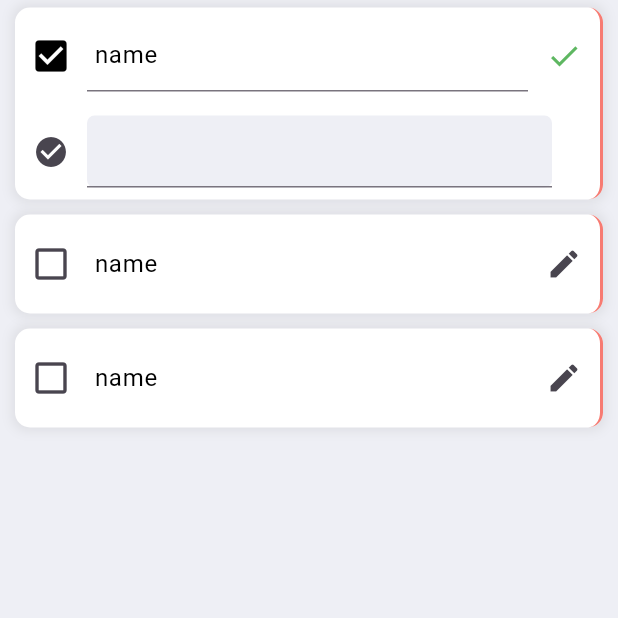
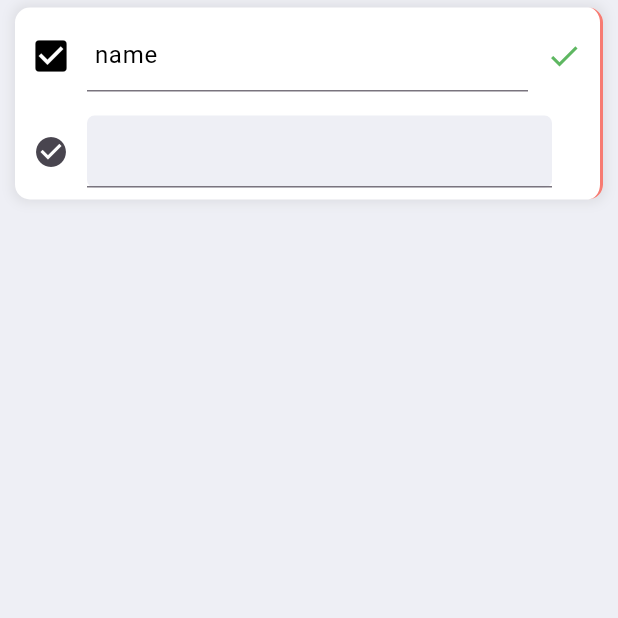
Before and after one commit to 23yaro/todoApp, a Flutter app: the screen it shows after launch, after a tap on the "check box outline blank" icon, after a tap on the "edit" icon, after a tap on the "circle" icon, on a phone screen of 412 x 824 dp, the top half of it. Run offline on Flutter 3.47's test engine with Material 3 defaults, Android fonts, the phone set to English and light mode, and no system bars.

Commit message:
task widget

```diff
--- a/lib/views/Pages/home_page.dart
+++ b/lib/views/Pages/home_page.dart
@@ -31,7 +31,7 @@ class _ScrollBarState extends State<ScrollBar> {
   Widget build(BuildContext context) {
     return ReorderableListView(
       proxyDecorator: proxyDecorator,
-      children: [ToDoWidget(key: UniqueKey(), task: Task(id: 1),), ToDoWidget(key: UniqueKey(), task: Task(id: 2),), ToDoWidget(key: UniqueKey(), task: Task(id:3),)],
+      children: [ToDoWidget(key: UniqueKey(), task: Task(id: 1),)],
       onReorder: (int oldIndex, int newIndex) {},
     );
   }
--- a/lib/views/items/sub_task_widget.dart
+++ b/lib/views/items/sub_task_widget.dart
@@ -2,15 +2,15 @@ import 'package:flutter/material.dart';
 import '../../consts/colors.dart';
 
 class SubTaskWidget extends StatefulWidget {
-  final Widget checkIconButton;
   final bool readOnly;
   final Function editingComplete;
+  final Widget checkIconButton;
 
   const SubTaskWidget({
     super.key,
-    required this.checkIconButton,
     required this.readOnly,
     required this.editingComplete,
+    required this.checkIconButton,
   });
 
   @override
--- a/lib/views/items/task_widget.dart
+++ b/lib/views/items/task_widget.dart
@@ -29,9 +29,7 @@ class TaskWidget extends State<ToDoWidget> {
 
   @override
   void dispose() {
-    // Clean up the focus node when the Form is disposed.
     myFocusNode.dispose();
-
     super.dispose();
   }
 
@@ -56,20 +54,17 @@ class TaskWidget extends State<ToDoWidget> {
         contentPadding: EdgeInsets.zero,
         horizontalTitleGap: 0.0,
         child: TapRegion(
-          onTapOutside: (event) => {
-            FocusManager.instance.primaryFocus?.unfocus(),
-            editingComplete(),
-          },
+          onTapOutside: (event) => _editingComplete(),
           child: ExpansionTile(
             iconColor: Colors.black,
             textColor: Colors.black,
             shape: const Border(),
-            leading: checkIconButton(
+            leading: _checkIconButton(
                 Icons.check_box, Icons.check_box_outline_blank, 28.0),
             title: TextField(
               controller: _taskNameController,
+              enabled: !disabledEditing,
               focusNode: myFocusNode,
-              enabled: !disabledEditing,
               decoration: disabledEditing
                   ? const InputDecoration(
                       border: InputBorder.none,
@@ -81,29 +76,15 @@ class TaskWidget extends State<ToDoWidget> {
                 color: Colors.black,
                 fontSize: 16,
               ),
-              onEditingComplete: () => {editingComplete()},
+              onEditingComplete: () => _editingComplete(),
             ),
-            trailing: IconButton(
-              icon: disabledEditing? const Icon(Icons.edit) : const Icon(Icons.check),
-              color: disabledEditing? null : Colors.green.withOpacity(0.9),
-              onPressed: () {
-                //myFocusNode.requestFocus();
-                if (disabledEditing) {
-                  setState(() {
-                    disabledEditing = false;
-                  });
-                }
-                else {
-                  editingComplete();
-                }
-              },
-            ),
+            trailing: _editButton(),
             children: [
               SubTaskWidget(
+                readOnly: disabledEditing,
+                editingComplete: _editingComplete,
                 checkIconButton:
-                    checkIconButton(Icons.check_circle, Icons.circle_outlined),
-                readOnly: disabledEditing,
-                editingComplete: editingComplete,
+                    _checkIconButton(Icons.check_circle, Icons.circle_outlined),
               ),
             ],
           ),
@@ -112,24 +93,46 @@ class TaskWidget extends State<ToDoWidget> {
     );
   }
 
-  Widget checkIconButton(IconData complete, IconData uncompleted, [size]) {
+  Widget _checkIconButton(IconData complete, IconData uncompleted,
+      [double? size]) {
     return IconButton(
       iconSize: size,
       icon: Icon(widget.task.complete ? complete : uncompleted),
+      onPressed: () => _taskComplete(),
+    );
+  }
+
+  Widget _editButton() {
+    return IconButton(
+      icon: disabledEditing ? const Icon(Icons.edit) : const Icon(Icons.check),
+      color: disabledEditing ? null : Colors.green.withOpacity(0.9),
       onPressed: () {
-        setState(() {
-          widget.task.complete
-              ? widget.task.complete = false
-              : widget.task.complete = true;
-        });
+        if (disabledEditing) {
+          setState(() {
+            disabledEditing = false;
+          });
+        } else {
+          _editingComplete();
+        }
       },
     );
   }
 
-  void editingComplete() {
+  void _taskComplete() {
     setState(() {
-      disabledEditing = true;
-      widget.task.description = _taskNameController.text;
+      widget.task.complete
+          ? widget.task.complete = false
+          : widget.task.complete = true;
     });
   }
+
+  void _editingComplete() {
+    if (!disabledEditing) {
+      setState(() {
+        widget.task.description = _taskNameController.text;
+        FocusManager.instance.primaryFocus?.unfocus();
+        disabledEditing = true;
+      });
+    }
+  }
 }
```
